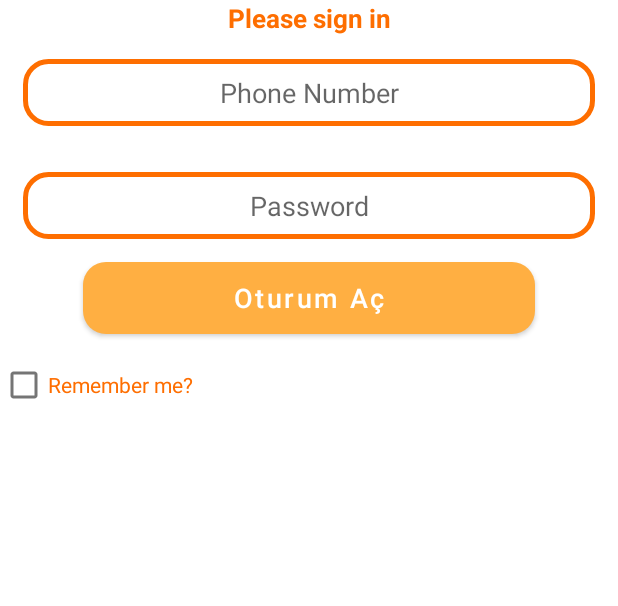
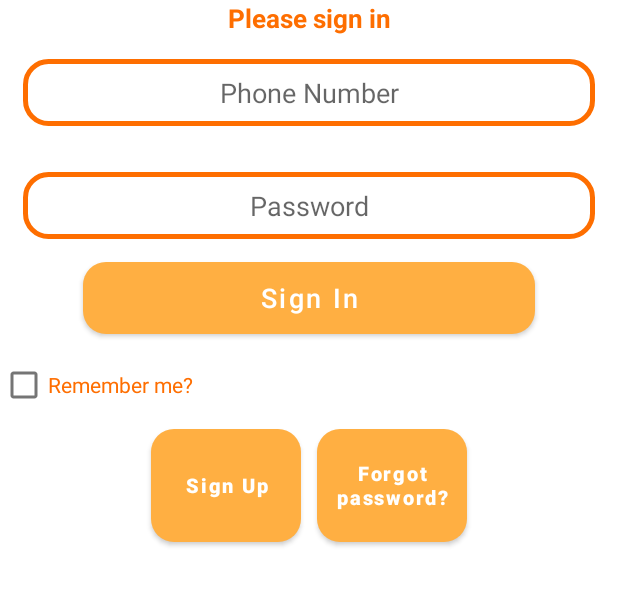
Before and after one commit to canguress/Swapp, an Android app: the LoginActivity screen opened directly, with no data from a screen before it, on a phone screen of 412 x 824 dp, the part 396-1002 px from its top. Run offline under Robolectric (Android 15) with nearby library versions, the phone set to English and light mode, and no system bars.

Commit message:
Signup & Login Screens

```diff
--- a/app/build.gradle
+++ b/app/build.gradle
@@ -35,6 +35,7 @@ dependencies {
     implementation 'com.google.android.material:material:1.8.0'
     implementation 'androidx.constraintlayout:constraintlayout:2.1.4'
     implementation 'com.google.firebase:firebase-auth:21.1.0'
+    implementation 'com.google.firebase:firebase-database-ktx:20.2.1'
     testImplementation 'junit:junit:4.13.2'
     androidTestImplementation 'androidx.test.ext:junit:1.1.5'
     androidTestImplementation 'androidx.test.espresso:espresso-core:3.5.1'
--- a/app/src/main/java/com/ismailcangures/swapp/LoginActivity.java
+++ b/app/src/main/java/com/ismailcangures/swapp/LoginActivity.java
@@ -2,13 +2,30 @@ package com.ismailcangures.swapp;
 
 import androidx.appcompat.app.AppCompatActivity;
 
+import android.content.Intent;
+import android.view.View;
+import android.widget.Button;
+import android.widget.EditText;
 import android.os.Bundle;
 
 public class LoginActivity extends AppCompatActivity {
 
+    Button btnSignUp;
     @Override
     protected void onCreate(Bundle savedInstanceState) {
         super.onCreate(savedInstanceState);
         setContentView(R.layout.activity_login);
+
+        btnSignUp = findViewById(R.id.btnSignUp);
+        btnSignUp.setOnClickListener(new View.OnClickListener() {
+            @Override
+            public void onClick(View v) {
+                Intent i = new Intent(LoginActivity.this, SignUpActivity.class);
+                startActivity(i);
+                finish();
+            }
+        });
+
+
     }
 }
--- a/app/src/main/res/layout/activity_login.xml
+++ b/app/src/main/res/layout/activity_login.xml
@@ -2,6 +2,7 @@
 <RelativeLayout xmlns:android="http://schemas.android.com/apk/res/android"
     xmlns:app="http://schemas.android.com/apk/res-auto"
     xmlns:tools="http://schemas.android.com/tools"
+
     android:layout_width="match_parent"
     android:layout_height="match_parent"
     tools:context=".LoginActivity">
@@ -17,6 +18,7 @@
             android:layout_height="wrap_content"
 
             android:src="@drawable/logo2" />
+
         <TextView
             android:layout_width="match_parent"
             android:layout_height="wrap_content"
@@ -61,11 +63,18 @@
             android:padding="5dp"
             android:textAllCaps="false"
             android:textSize="18sp"
-            android:text="Oturum Aç"
+            android:text="Sign In"
             android:textColor="@color/white"
 
 
             />
+
+        <LinearLayout
+            android:layout_width="match_parent"
+            android:layout_height="wrap_content"
+            android:orientation="vertical"
+
+            >
             <com.google.android.material.checkbox.MaterialCheckBox
                 android:layout_width="match_parent"
                 android:layout_height="wrap_content"
@@ -81,6 +90,44 @@
 
 
                 />
+           <LinearLayout
+               android:layout_width="match_parent"
+               android:layout_height="match_parent"
+               android:orientation="horizontal"
+               android:gravity="center"
+
+               >
+               <Button
+                   android:id="@+id/btnSignUp"
+                   android:layout_width="100dp"
+                   android:layout_height="75dp"
+                   android:background="@drawable/buttons"
+                   android:text="Sign Up"
+                   android:textAllCaps="false"
+                   android:gravity="center"
+                   android:padding="5dp"
+                   android:layout_margin="5dp"
+                   android:textSize="13sp"
+                   android:textStyle="bold"
+                   />
+               <Button
+                   android:id="@+id/btnForgotPass"
+                   android:layout_width="100dp"
+                   android:layout_height="75dp"
+                   android:textAllCaps="false"
+                   android:textStyle="bold"
+                   android:textAlignment="center"
+                   android:background="@drawable/buttons"
+                   android:text="Forgot password?"
+                   android:gravity="center"
+                   android:padding="5dp"
+                   android:layout_margin="5dp"
+                   android:textSize="13sp"
+
+                   />
+           </LinearLayout>
+        </LinearLayout>
+
 
     </LinearLayout>
 
```
Also changed, not shown: app/src/main/java/com/ismailcangures/swapp/ProfileFill.java (added, +14 -0 lines), app/src/main/java/com/ismailcangures/swapp/SignUpActivity.java (added, +170 -0 lines), app/src/main/res/layout/activity_profile_fill.xml (added, +9 -0 lines), app/src/main/res/layout/activity_sign_up.xml (added, +149 -0 lines). Lines whose indentation alone changed are shown as unchanged.
